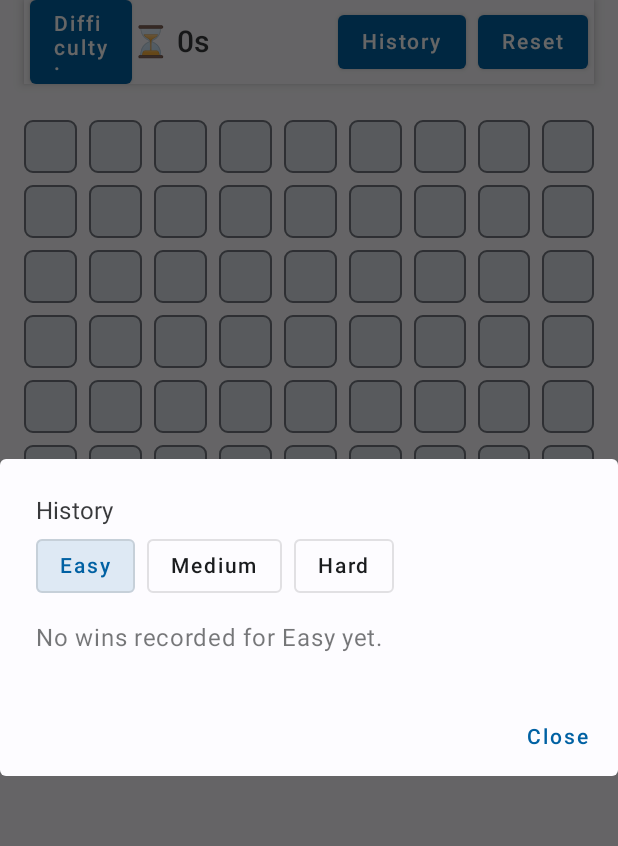
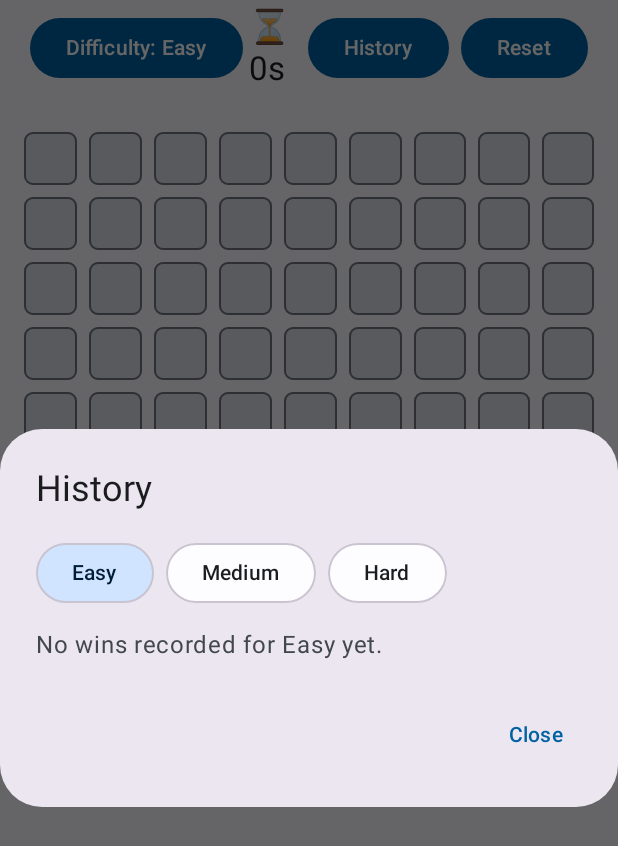
Before and after one commit to pekomon/Compose-Multiplatform-Projects, an Android app built with Jetpack Compose: the screen it shows after launch (MainActivity), after a tap on "History", on a phone screen of 412 x 824 dp. Shown: the top 846 px of the screen. Run offline under Robolectric (Android 15) with nearby library versions, the light colour scheme and no system bars; our stand-ins replace Compose Multiplatform resources.

Commit message:
refactor: migrate Minesweeper UI components to Material 3

```diff
--- a/Minesweeper/composeApp/build.gradle.kts
+++ b/Minesweeper/composeApp/build.gradle.kts
@@ -41,7 +41,7 @@ kotlin {
             dependencies {
                 implementation(compose.runtime)
                 implementation(compose.foundation)
-                implementation(compose.material)
+                implementation(compose.material3)
                 implementation(compose.ui)
                 implementation(compose.components.uiToolingPreview)
                 implementation(libs.androidx.lifecycle.viewmodelCompose)
@@ -57,7 +57,6 @@ kotlin {
                 implementation(libs.androidx.core.splashscreen)
                 implementation(libs.androidx.lifecycle.runtimeKtx)
                 implementation(libs.androidx.datastore.preferences)
-                implementation(libs.material)
             }
         }
         val commonTest by getting {
--- a/Minesweeper/composeApp/src/commonMain/kotlin/com/example/pekomon/minesweeper/ui/GameScreen.kt
+++ b/Minesweeper/composeApp/src/commonMain/kotlin/com/example/pekomon/minesweeper/ui/GameScreen.kt
@@ -22,16 +22,15 @@ import androidx.compose.foundation.lazy.grid.LazyVerticalGrid
 import androidx.compose.foundation.lazy.grid.items
 import androidx.compose.foundation.rememberScrollState
 import androidx.compose.foundation.verticalScroll
-import androidx.compose.material.AppBarDefaults
-import androidx.compose.material.Button
-import androidx.compose.material.DropdownMenu
-import androidx.compose.material.DropdownMenuItem
-import androidx.compose.material.MaterialTheme
-import androidx.compose.material.Scaffold
-import androidx.compose.material.Surface
-import androidx.compose.material.Text
-import androidx.compose.material.TopAppBar
-import androidx.compose.material.contentColorFor
+import androidx.compose.material3.Button
+import androidx.compose.material3.DropdownMenu
+import androidx.compose.material3.DropdownMenuItem
+import androidx.compose.material3.MaterialTheme
+import androidx.compose.material3.Scaffold
+import androidx.compose.material3.Surface
+import androidx.compose.material3.Text
+import androidx.compose.material3.TopAppBar
+import androidx.compose.material3.TopAppBarDefaults
 import androidx.compose.runtime.Composable
 import androidx.compose.runtime.LaunchedEffect
 import androidx.compose.runtime.getValue
@@ -254,9 +253,6 @@ private fun GameTopBar(
 
     val horizontalPadding = 16.dp
     val actionSpacing = 8.dp
-    val topBarBackground = MaterialTheme.colors.surface
-    val contentColor = contentColorFor(topBarBackground)
-
     TopAppBar(
         modifier =
             modifier
@@ -288,9 +284,13 @@ private fun GameTopBar(
                 }
             }
         },
-        backgroundColor = topBarBackground,
-        contentColor = contentColor,
-        elevation = AppBarDefaults.TopAppBarElevation,
+        colors =
+            TopAppBarDefaults.topAppBarColors(
+                containerColor = MaterialTheme.colorScheme.surface,
+                titleContentColor = MaterialTheme.colorScheme.onSurface,
+                navigationIconContentColor = MaterialTheme.colorScheme.onSurface,
+                actionIconContentColor = MaterialTheme.colorScheme.onSurface,
+            ),
     )
 }
 
@@ -313,9 +313,10 @@ private fun DifficultyButton(
             onDismissRequest = onDismissRequest,
         ) {
             difficulties.forEach { option ->
-                DropdownMenuItem(onClick = { onSelected(option) }) {
-                    Text(option.localizedLabel())
-                }
+                DropdownMenuItem(
+                    text = { Text(option.localizedLabel()) },
+                    onClick = { onSelected(option) },
+                )
             }
         }
     }
--- a/Minesweeper/composeApp/src/commonMain/kotlin/com/example/pekomon/minesweeper/ui/HistoryDialog.kt
+++ b/Minesweeper/composeApp/src/commonMain/kotlin/com/example/pekomon/minesweeper/ui/HistoryDialog.kt
@@ -11,12 +11,12 @@ import androidx.compose.foundation.layout.padding
 import androidx.compose.foundation.layout.width
 import androidx.compose.foundation.lazy.LazyColumn
 import androidx.compose.foundation.lazy.itemsIndexed
-import androidx.compose.material.AlertDialog
-import androidx.compose.material.ButtonDefaults
-import androidx.compose.material.MaterialTheme
-import androidx.compose.material.OutlinedButton
-import androidx.compose.material.Text
-import androidx.compose.material.TextButton
+import androidx.compose.material3.AlertDialog
+import androidx.compose.material3.ButtonDefaults
+import androidx.compose.material3.MaterialTheme
+import androidx.compose.material3.OutlinedButton
+import androidx.compose.material3.Text
+import androidx.compose.material3.TextButton
 import androidx.compose.runtime.Composable
 import androidx.compose.runtime.getValue
 import androidx.compose.runtime.mutableStateOf
@@ -68,24 +68,24 @@ fun HistoryDialog(
                 ) {
                     difficulties.forEach { difficulty ->
                         val selected = selectedDifficulty == difficulty
-                        val backgroundColor =
+                        val containerColor =
                             if (selected) {
-                                MaterialTheme.colors.primary.copy(alpha = 0.12f)
+                                MaterialTheme.colorScheme.primaryContainer
                             } else {
-                                MaterialTheme.colors.surface
+                                MaterialTheme.colorScheme.surface
                             }
                         val contentColor =
                             if (selected) {
-                                MaterialTheme.colors.primary
+                                MaterialTheme.colorScheme.onPrimaryContainer
                             } else {
-                                MaterialTheme.colors.onSurface
+                                MaterialTheme.colorScheme.onSurface
                             }
 
                         OutlinedButton(
                             onClick = { selectedDifficulty = difficulty },
                             colors =
                                 ButtonDefaults.outlinedButtonColors(
-                                    backgroundColor = backgroundColor,
+                                    containerColor = containerColor,
                                     contentColor = contentColor,
                                 ),
                         ) {
@@ -99,7 +99,7 @@ fun HistoryDialog(
                 if (records.isEmpty()) {
                     Text(
                         text = t(Res.string.history_no_wins, selectedDifficulty.localizedLabel()),
-                        style = MaterialTheme.typography.body1,
+                        style = MaterialTheme.typography.bodyLarge,
                     )
                 } else {
                     HistoryList(records = records)
@@ -139,7 +139,7 @@ private fun HistoryList(records: List<RunRecord>) {
 
                 Text(
                     text = formatTimestamp(record.epochMillis),
-                    style = MaterialTheme.typography.caption,
+                    style = MaterialTheme.typography.bodySmall,
                 )
             }
         }
--- a/Minesweeper/composeApp/src/commonMain/kotlin/com/example/pekomon/minesweeper/ui/theme/ColorRoles.kt
+++ b/Minesweeper/composeApp/src/commonMain/kotlin/com/example/pekomon/minesweeper/ui/theme/ColorRoles.kt
@@ -1,81 +1,33 @@
 package com.example.pekomon.minesweeper.ui.theme
 
-import androidx.compose.material.MaterialTheme
+import androidx.compose.material3.MaterialTheme
 import androidx.compose.runtime.Composable
 import androidx.compose.ui.graphics.Color
 
-private val LightSurfaceVariant = Color(0xFFDEE3EA)
-private val DarkSurfaceVariant = Color(0xFF42474E)
-
-private val LightTertiaryContainer = Color(0xFFA3F5A6)
-private val DarkTertiaryContainer = Color(0xFF00531F)
-
-private val LightOutline = Color(0xFF73777F)
-private val DarkOutline = Color(0xFF8C9199)
-
-private val LightPrimary = Color(0xFF0061A3)
-private val DarkPrimary = Color(0xFF9FCAFF)
-
-private val LightSecondary = Color(0xFF4A5F71)
-private val DarkSecondary = Color(0xFFBAC8D6)
-
-private val LightTertiary = Color(0xFF146C2E)
-private val DarkTertiary = Color(0xFF88D98C)
-
-private val LightPrimaryContainer = Color(0xFFD0E4FF)
-private val DarkPrimaryContainer = Color(0xFF00497E)
-
-private val LightSecondaryContainer = Color(0xFFD5E4F8)
-private val DarkSecondaryContainer = Color(0xFF384956)
-
-private val LightOnSurfaceVariant = Color(0xFF42474E)
-private val DarkOnSurfaceVariant = Color(0xFFC2C7CF)
-
-private val LightOnSurface = Color(0xFF1A1C1E)
-private val DarkOnSurface = Color(0xFFE1E2E6)
+@Composable
+fun hiddenCellColor(): Color = MaterialTheme.colorScheme.surfaceVariant
 
 @Composable
-fun hiddenCellColor(): Color = if (MaterialTheme.colors.isLight) LightSurfaceVariant else DarkSurfaceVariant
+fun revealedCellColor(): Color = MaterialTheme.colorScheme.surface
 
 @Composable
-fun revealedCellColor(): Color = if (MaterialTheme.colors.isLight) Color(0xFFFDFCFF) else Color(0xFF101418)
+fun flaggedCellColor(): Color = MaterialTheme.colorScheme.tertiaryContainer
 
 @Composable
-fun flaggedCellColor(): Color = if (MaterialTheme.colors.isLight) LightTertiaryContainer else DarkTertiaryContainer
+fun cellBorderColor(): Color = MaterialTheme.colorScheme.outline
 
 @Composable
-fun cellBorderColor(): Color = if (MaterialTheme.colors.isLight) LightOutline else DarkOutline
-
-@Composable
-fun numberColor(count: Int): Color =
-    if (MaterialTheme.colors.isLight) {
-        lightNumberColor(count)
-    } else {
-        darkNumberColor(count)
+fun numberColor(count: Int): Color {
+    val colorScheme = MaterialTheme.colorScheme
+    return when (count) {
+        1 -> colorScheme.primary
+        2 -> colorScheme.secondary
+        3 -> colorScheme.tertiary
+        4 -> colorScheme.primaryContainer
+        5 -> colorScheme.secondaryContainer
+        6 -> colorScheme.tertiaryContainer
+        7 -> colorScheme.outline
+        8 -> colorScheme.onSurfaceVariant
+        else -> colorScheme.onSurface
     }
-
-private fun lightNumberColor(count: Int): Color =
-    when (count) {
-        1 -> LightPrimary
-        2 -> LightSecondary
-        3 -> LightTertiary
-        4 -> LightPrimaryContainer
-        5 -> LightSecondaryContainer
-        6 -> LightTertiaryContainer
-        7 -> LightOutline
-        8 -> LightOnSurfaceVariant
-        else -> LightOnSurface
-    }
-
-private fun darkNumberColor(count: Int): Color =
-    when (count) {
-        1 -> DarkPrimary
-        2 -> DarkSecondary
-        3 -> DarkTertiary
-        4 -> DarkPrimaryContainer
-        5 -> DarkSecondaryContainer
-        6 -> DarkTertiaryContainer
-        7 -> DarkOutline
-        8 -> DarkOnSurfaceVariant
-        else -> DarkOnSurface
-    }
+}
--- /dev/null
+++ b/Minesweeper/composeApp/src/commonMain/kotlin/com/example/pekomon/minesweeper/ui/theme/M3Theme.kt
@@ -0,0 +1,77 @@
+package com.example.pekomon.minesweeper.ui.theme
+
+import androidx.compose.material3.MaterialTheme
+import androidx.compose.material3.Shapes
+import androidx.compose.material3.Typography
+import androidx.compose.material3.darkColorScheme
+import androidx.compose.material3.lightColorScheme
+import androidx.compose.runtime.Composable
+import androidx.compose.ui.graphics.Color
+
+private val LightColorScheme =
+    lightColorScheme(
+        primary = Color(0xFF0061A3),
+        onPrimary = Color.White,
+        primaryContainer = Color(0xFFD0E4FF),
+        onPrimaryContainer = Color(0xFF001D36),
+        secondary = Color(0xFF4A5F71),
+        onSecondary = Color.White,
+        secondaryContainer = Color(0xFFD5E4F8),
+        onSecondaryContainer = Color(0xFF071C2D),
+        tertiary = Color(0xFF146C2E),
+        onTertiary = Color.White,
+        tertiaryContainer = Color(0xFFA3F5A6),
+        onTertiaryContainer = Color(0xFF00210A),
+        error = Color(0xFFBA1A1A),
+        onError = Color.White,
+        background = Color(0xFFFDFCFF),
+        onBackground = Color(0xFF1A1C1E),
+        surface = Color(0xFFFDFCFF),
+        onSurface = Color(0xFF1A1C1E),
+        surfaceVariant = Color(0xFFDEE3EA),
+        onSurfaceVariant = Color(0xFF42474E),
+        outline = Color(0xFF73777F),
+    )
+
+private val DarkColorScheme =
+    darkColorScheme(
+        primary = Color(0xFF9FCAFF),
+        onPrimary = Color(0xFF003258),
+        primaryContainer = Color(0xFF00497E),
+        onPrimaryContainer = Color(0xFFD0E4FF),
+        secondary = Color(0xFFBAC8D6),
+        onSecondary = Color(0xFF21323F),
+        secondaryContainer = Color(0xFF384956),
+        onSecondaryContainer = Color(0xFFD5E4F8),
+        tertiary = Color(0xFF88D98C),
+        onTertiary = Color(0xFF003915),
+        tertiaryContainer = Color(0xFF00531F),
+        onTertiaryContainer = Color(0xFFA3F5A6),
+        error = Color(0xFFFFB4AB),
+        onError = Color(0xFF690005),
+        background = Color(0xFF101418),
+        onBackground = Color(0xFFE1E2E6),
+        surface = Color(0xFF101418),
+        onSurface = Color(0xFFE1E2E6),
+        surfaceVariant = Color(0xFF42474E),
+        onSurfaceVariant = Color(0xFFC2C7CF),
+        outline = Color(0xFF8C9199),
+    )
+
+private val MinesweeperTypography = Typography()
+private val MinesweeperShapes = Shapes()
+
+@Composable
+fun MinesweeperTheme(
+    useDarkTheme: Boolean,
+    content: @Composable () -> Unit,
+) {
+    val colorScheme = if (useDarkTheme) DarkColorScheme else LightColorScheme
+
+    MaterialTheme(
+        colorScheme = colorScheme,
+        typography = MinesweeperTypography,
+        shapes = MinesweeperShapes,
+        content = content,
+    )
+}
--- a/Minesweeper/composeApp/src/commonMain/kotlin/com/example/pekomon/minesweeper/ui/theme/Theme.kt
+++ /dev/null
@@ -1,64 +0,0 @@
-package com.example.pekomon.minesweeper.ui.theme
-
-import androidx.compose.material.MaterialTheme
-import androidx.compose.material.Shapes
-import androidx.compose.material.Typography
-import androidx.compose.material.darkColors
-import androidx.compose.material.lightColors
-import androidx.compose.runtime.Composable
-import androidx.compose.ui.graphics.Color
-
-private val LightColorPalette =
-    lightColors(
-        primary = Color(0xFF0061A3),
-        primaryVariant = Color(0xFF001D36),
-        secondary = Color(0xFF4A5F71),
-        secondaryVariant = Color(0xFF071C2D),
-        background = Color(0xFFFDFCFF),
-        surface = Color(0xFFFDFCFF),
-        error = Color(0xFFBA1A1A),
-        onPrimary = Color.White,
-        onSecondary = Color.White,
-        onBackground = Color(0xFF1A1C1E),
-        onSurface = Color(0xFF1A1C1E),
-        onError = Color.White,
-    )
-
-private val DarkColorPalette =
-    darkColors(
-        primary = Color(0xFF9FCAFF),
-        primaryVariant = Color(0xFF003258),
-        secondary = Color(0xFFBAC8D6),
-        secondaryVariant = Color(0xFF384956),
-        background = Color(0xFF101418),
-        surface = Color(0xFF101418),
-        error = Color(0xFFFFB4AB),
-        onPrimary = Color(0xFF003258),
-        onSecondary = Color(0xFF21323F),
-        onBackground = Color(0xFFE1E2E6),
-        onSurface = Color(0xFFE1E2E6),
-        onError = Color(0xFF690005),
-    )
-
-private val MinesweeperTypography = Typography()
-private val MinesweeperShapes = Shapes()
-
-@Composable
-fun MinesweeperTheme(
-    useDarkTheme: Boolean,
-    content: @Composable () -> Unit,
-) {
-    val colors =
-        if (useDarkTheme) {
-            DarkColorPalette
-        } else {
-            LightColorPalette
-        }
-
-    MaterialTheme(
-        colors = colors,
-        typography = MinesweeperTypography,
-        shapes = MinesweeperShapes,
-        content = content,
-    )
-}
--- a/Minesweeper/gradle/libs.versions.toml
+++ b/Minesweeper/gradle/libs.versions.toml
@@ -21,7 +21,6 @@ kotlin = "2.2.10"
 kotlin_test = "1.9.25"
 kotlinx-coroutines = "1.10.2"
 kotlinx-datetime = "0.6.0"
-material = "1.12.0"
 spotless = "6.25.0"
 
 [libraries]
@@ -37,7 +36,6 @@ androidx-core-splashscreen = { module = "androidx.core:core-splashscreen", versi
 androidx-lifecycle-viewmodelCompose = { module = "org.jetbrains.androidx.lifecycle:lifecycle-viewmodel-compose", version.ref = "androidx-lifecycle" }
 androidx-lifecycle-runtimeCompose = { module = "org.jetbrains.androidx.lifecycle:lifecycle-runtime-compose", version.ref = "androidx-lifecycle" }
 androidx-lifecycle-runtimeKtx = { module = "androidx.lifecycle:lifecycle-runtime-ktx", version.ref = "androidx-lifecycle" }
-material = { module = "com.google.android.material:material", version.ref = "material" }
 compose-resources = { module = "org.jetbrains.compose.components:components-resources", version.ref = "composeMultiplatform" }
 kotlinx-coroutinesSwing = { module = "org.jetbrains.kotlinx:kotlinx-coroutines-swing", version.ref = "kotlinx-coroutines" }
 kotlinx-datetime = { module = "org.jetbrains.kotlinx:kotlinx-datetime", version.ref = "kotlinx-datetime" }
```
Also changed, not shown: Minesweeper/composeApp/src/androidMain/kotlin/com/example/pekomon/minesweeper/MainActivity.kt (+6 -6 lines), Minesweeper/composeApp/src/commonMain/kotlin/com/example/pekomon/minesweeper/ui/CellContent.kt (+5 -5 lines).
